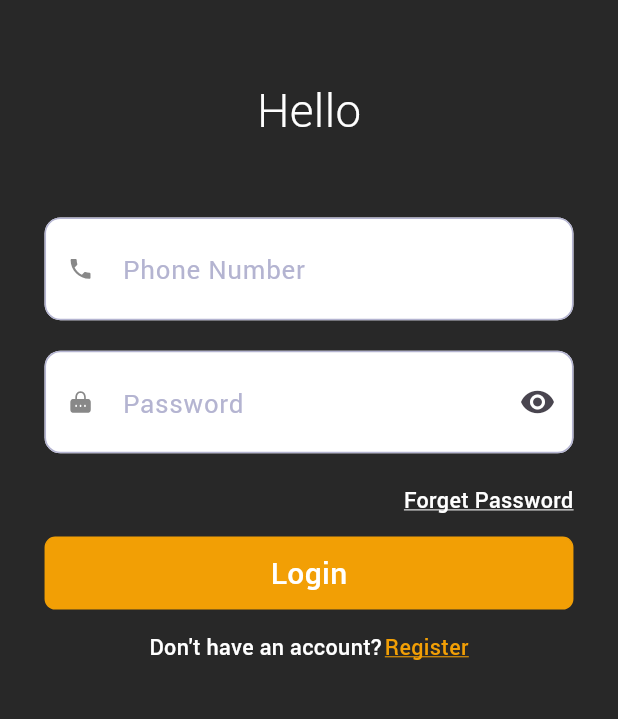
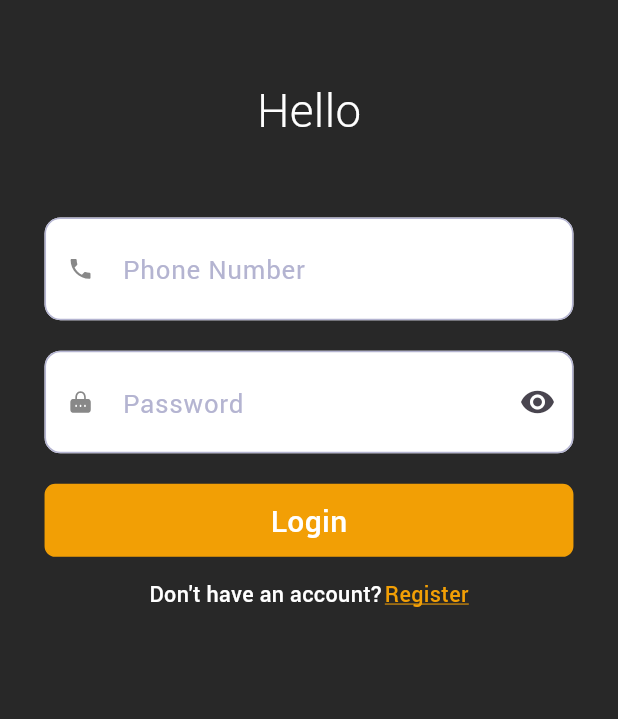
Before and after one commit to RechidiAhmedAbdelaaziz/MAZAD-ADMIN-APP, a Flutter app: the screen it shows after launch, on a phone screen of 412 x 824 dp, the part 344-1063 px from its top. Run offline on Flutter 3.47's test engine with Material 3 defaults, Android fonts, the phone set to English and light mode, and no system bars; our stand-ins replace animated_custom_dropdown, dio, equatable, flutter_bloc, flutter_screenutil, flutter_secure_storage and 8 more; missing offline and left inert: flutter_flavor; generated files the repository leaves out were written again.

Commit message:
Remove unused localization import and comment out "Forget Password" button in login screen

```diff
--- a/lib/core/di/locator.dart
+++ b/lib/core/di/locator.dart
@@ -1,7 +1,6 @@
 import 'package:flutter/foundation.dart';
 import 'package:flutter_secure_storage/flutter_secure_storage.dart';
 import 'package:get_it/get_it.dart';
-import 'package:mazad_app/core/localization/localization_cubit.dart';
 import 'package:mazad_app/core/router/router.dart';
 import 'package:mazad_app/features/auction/config/auction_dependency.dart';
 import 'package:mazad_app/features/auth/config/auth.dependency.dart';
--- a/lib/features/auth/modules/login/ui/login.screen.dart
+++ b/lib/features/auth/modules/login/ui/login.screen.dart
@@ -46,16 +46,16 @@ class LoginScreen extends StatelessWidget {
                 heightSpace(57),
                 _Form(),
                 heightSpace(23),
-                Align(
-                  alignment: AlignmentDirectional.centerEnd,
-                  child: AppTextButton(
-                    title: 'ForgetPassword'.tr(context),
-                    onTap: () {
-                      context.to(AuthNavigator.forgetPassword());
-                    },
-                  ),
-                ),
-                heightSpace(16),
+                // Align(
+                //   alignment: AlignmentDirectional.centerEnd,
+                //   child: AppTextButton(
+                //     title: 'ForgetPassword'.tr(context),
+                //     onTap: () {
+                //       context.to(AuthNavigator.forgetPassword());
+                //     },
+                //   ),
+                // ),
+                // heightSpace(16),
                 Builder(
                   builder: (context) {
                     final isLoading = context.select(
```
